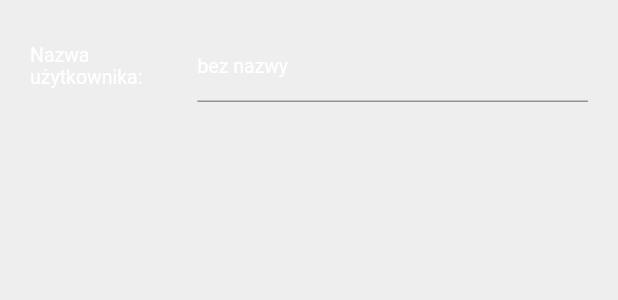
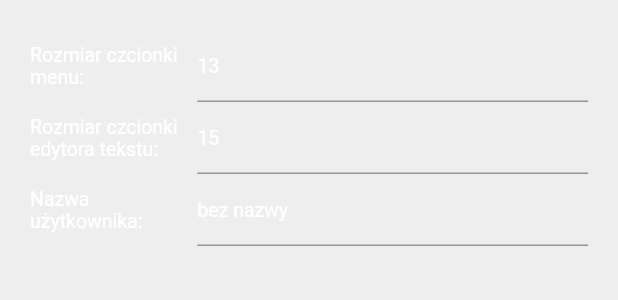
Before and after one commit to marcin-bialek/analysis_tool, a Flutter app: the SettingsView widget shown alone on an empty page, opened directly, on a phone screen of 412 x 824 dp. Shown: the top 300 px of the screen. Run offline on Flutter 3.47's test engine with Material 2 defaults, Android fonts, the phone set to English and light mode, and no system bars; our stand-ins replace csv, file_picker, scrollable_positioned_list, socket_io_client; missing offline and left inert: dart:html, flex_color_picker, multi_split_view.

Commit message:
settings

```diff
--- a/lib/services/server/server_service.dart
+++ b/lib/services/server/server_service.dart
@@ -78,7 +78,7 @@ class ServerService {
       }
       sendEvent(EventHello(
         clientId: clientId,
-        username: SettingsService().username,
+        username: SettingsService().username.value,
       ));
       completer.complete(connectionInfo);
     });
--- a/lib/services/settings/settings_service.dart
+++ b/lib/services/settings/settings_service.dart
@@ -1,6 +1,9 @@
+import 'package:analysis_tool/models/observable.dart';
+
 class SettingsService {
   static SettingsService? _instance;
-  String username = 'bez nazwy';
+  final fontSizes = Observable(FontSizes());
+  final username = Observable('bez nazwy');
 
   SettingsService._();
 
@@ -9,3 +12,8 @@ class SettingsService {
     return _instance!;
   }
 }
+
+class FontSizes {
+  int menuFontSize = 13;
+  int editorFontSize = 15;
+}
--- a/lib/views/settings/settings_view.dart
+++ b/lib/views/settings/settings_view.dart
@@ -1,5 +1,6 @@
 import 'package:analysis_tool/services/settings/settings_service.dart';
 import 'package:flutter/material.dart';
+import 'package:flutter/services.dart';
 
 class SettingsView extends StatefulWidget {
   const SettingsView({Key? key}) : super(key: key);
@@ -10,22 +11,24 @@ class SettingsView extends StatefulWidget {
 
 class _SettingsViewState extends State<SettingsView> {
   final settings = SettingsService();
-  TextEditingController? fontSizeController;
+  TextEditingController? menuFontSizeController;
+  TextEditingController? editorFontSizeController;
   TextEditingController? usernameController;
 
   @override
   void initState() {
     super.initState();
-    fontSizeController = TextEditingController(text: '13');
-    usernameController = TextEditingController(text: settings.username);
-    usernameController?.addListener(() {
-      settings.username = usernameController!.text;
-    });
+    menuFontSizeController = TextEditingController(
+        text: settings.fontSizes.value.menuFontSize.toString());
+    editorFontSizeController = TextEditingController(
+        text: settings.fontSizes.value.editorFontSize.toString());
+    usernameController = TextEditingController(text: settings.username.value);
   }
 
   @override
   void dispose() {
-    fontSizeController?.dispose();
+    menuFontSizeController?.dispose();
+    editorFontSizeController?.dispose();
     usernameController?.dispose();
     super.dispose();
   }
@@ -40,23 +43,62 @@ class _SettingsViewState extends State<SettingsView> {
           1: FlexColumnWidth(0.7),
         },
         children: [
-          // TableRow(
-          //   children: [
-          //     const TableCell(
-          //       verticalAlignment: TableCellVerticalAlignment.middle,
-          //       child: Text(
-          //         'Rozmiar czcionki:',
-          //         style: TextStyle(color: Colors.white),
-          //       ),
-          //     ),
-          //     TableCell(
-          //       child: TextField(
-          //         controller: fontSizeController,
-          //         style: const TextStyle(color: Colors.white, fontSize: 15.0),
-          //       ),
-          //     ),
-          //   ],
-          // ),
+          TableRow(
+            children: [
+              TableCell(
+                verticalAlignment: TableCellVerticalAlignment.middle,
+                child: Text(
+                  'Rozmiar czcionki menu:',
+                  style: Theme.of(context).primaryTextTheme.bodyText2,
+                ),
+              ),
+              TableCell(
+                child: TextField(
+                  controller: menuFontSizeController,
+                  style: Theme.of(context).primaryTextTheme.bodyText2,
+                  inputFormatters: [
+                    FilteringTextInputFormatter.digitsOnly,
+                    LengthLimitingTextInputFormatter(2),
+                  ],
+                  onEditingComplete: () {
+                    final size = int.tryParse(menuFontSizeController!.text);
+                    if (size != null) {
+                      SettingsService().fontSizes.value.menuFontSize = size;
+                      SettingsService().fontSizes.notify();
+                    }
+                  },
+                ),
+              ),
+            ],
+          ),
+          TableRow(
+            children: [
+              TableCell(
+                verticalAlignment: TableCellVerticalAlignment.middle,
+                child: Text(
+                  'Rozmiar czcionki edytora tekstu:',
+                  style: Theme.of(context).primaryTextTheme.bodyText2,
+                ),
+              ),
+              TableCell(
+                child: TextField(
+                  controller: editorFontSizeController,
+                  style: Theme.of(context).primaryTextTheme.bodyText2,
+                  inputFormatters: [
+                    FilteringTextInputFormatter.digitsOnly,
+                    LengthLimitingTextInputFormatter(2),
+                  ],
+                  onEditingComplete: () {
+                    final size = int.tryParse(editorFontSizeController!.text);
+                    if (size != null) {
+                      SettingsService().fontSizes.value.editorFontSize = size;
+                      SettingsService().fontSizes.notify();
+                    }
+                  },
+                ),
+              ),
+            ],
+          ),
           TableRow(
             children: [
               TableCell(
@@ -70,6 +112,12 @@ class _SettingsViewState extends State<SettingsView> {
                 child: TextField(
                   controller: usernameController,
                   style: Theme.of(context).primaryTextTheme.bodyText2,
+                  onEditingComplete: () {
+                    final username = usernameController!.text;
+                    if (username.isNotEmpty) {
+                      SettingsService().username.value = username;
+                    }
+                  },
                 ),
               ),
             ],
--- a/lib/views/text_editor/text_editor.dart
+++ b/lib/views/text_editor/text_editor.dart
@@ -93,12 +93,16 @@ class _TextEditorState extends State<TextEditor> {
                     Container(
                       width: 50.0,
                       padding: const EdgeInsets.symmetric(horizontal: 10.0),
-                      child: Text('${index + 1}'),
+                      child: Text(
+                        '${index + 1}',
+                        style: Theme.of(context).textTheme.bodyText2,
+                      ),
                     ),
                     Expanded(
                       child: Text(
                         line.text,
                         softWrap: true,
+                        style: Theme.of(context).textTheme.bodyText2,
                       ),
                     ),
                   ],
```
Also changed, not shown: lib/main.dart (+13 -4 lines), lib/views/coding_editor/coding_editor.dart (+9 -2 lines).
